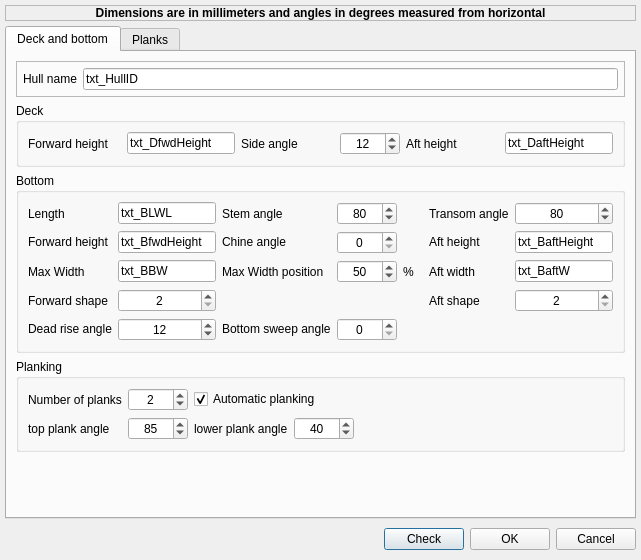
Old version of the form src/formhulldefbase.ui in the repository sailcut/sailcut.
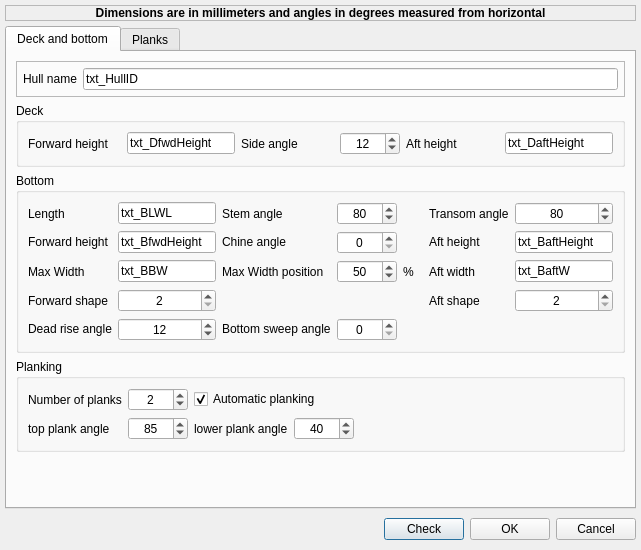
New version of the form.

The edit to the form file:
```diff
--- a/src/formhulldefbase.ui
+++ b/src/formhulldefbase.ui
@@ -7,13 +7,13 @@
     <x>0</x>
     <y>0</y>
     <width>641</width>
-    <height>560</height>
+    <height>550</height>
    </rect>
   </property>
   <property name="minimumSize" >
    <size>
     <width>640</width>
-    <height>560</height>
+    <height>550</height>
    </size>
   </property>
   <property name="windowTitle" >
@@ -29,7 +29,7 @@
    <item row="2" column="0" >
     <layout class="QHBoxLayout" >
      <property name="margin" >
-      <number>0</number>
+      <number>-1</number>
      </property>
      <property name="spacing" >
       <number>6</number>
```
